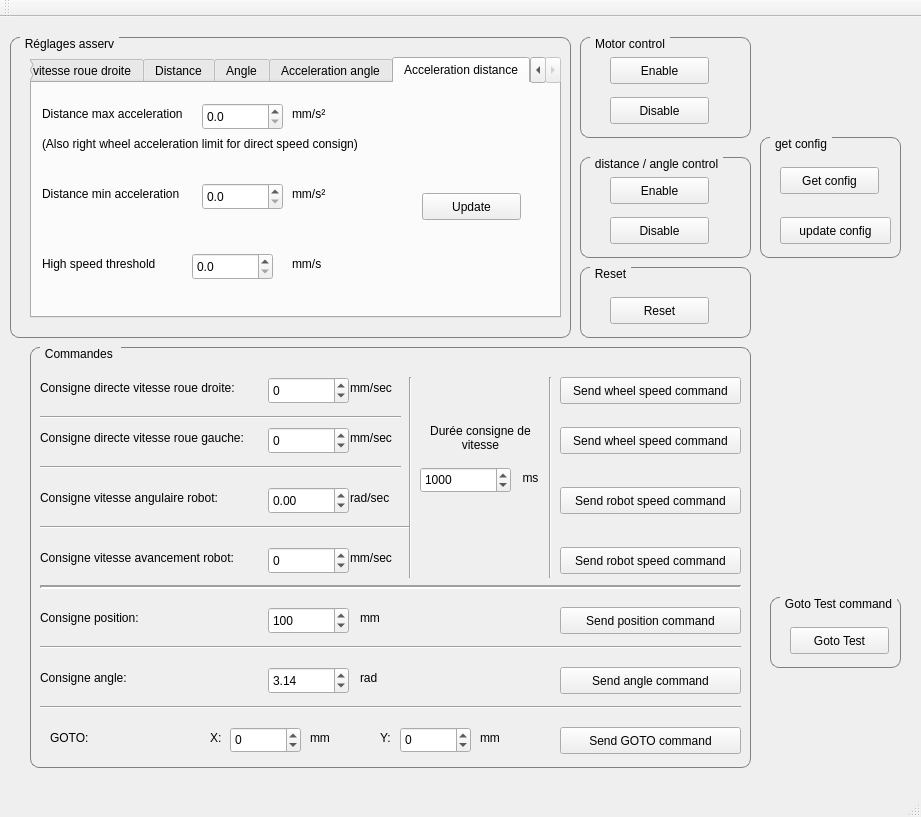
The window that asserv_stream_plugin/asservstreamcontrolpanel.ui (EsialRobotik/plotjuggler_asservstream_plugin) describes before a commit, drawn with Qt 5.
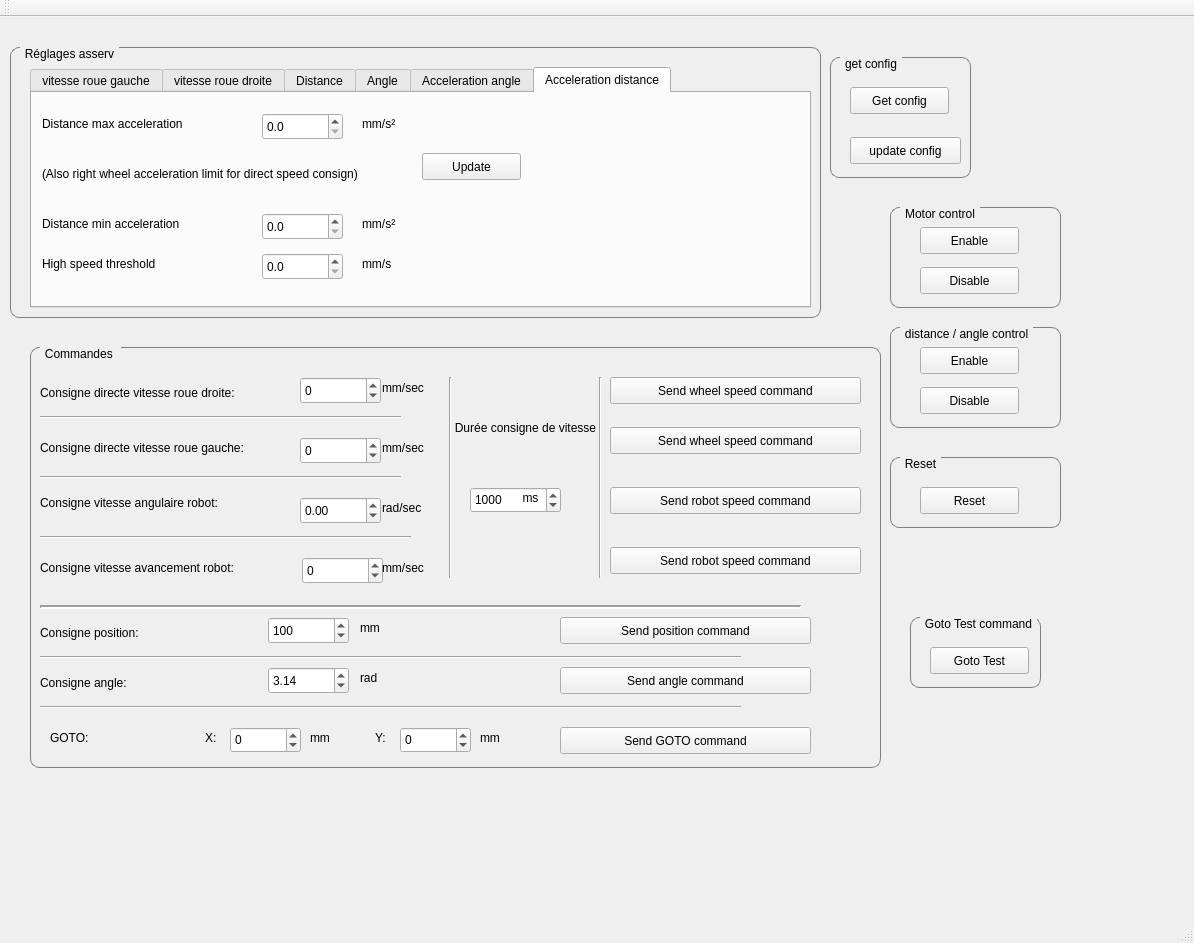
The same window after the commit. The open tabs and pages were chosen to show the change.

Commit message: Amélioration de l'interface

```diff
--- a/asserv_stream_plugin/asservstreamcontrolpanel.ui
+++ b/asserv_stream_plugin/asservstreamcontrolpanel.ui
@@ -6,8 +6,8 @@
    <rect>
     <x>0</x>
     <y>0</y>
-    <width>921</width>
-    <height>817</height>
+    <width>1194</width>
+    <height>943</height>
    </rect>
   </property>
   <property name="windowTitle">
@@ -18,9 +18,9 @@
     <property name="geometry">
      <rect>
       <x>10</x>
-      <y>20</y>
-      <width>561</width>
-      <height>301</height>
+      <y>30</y>
+      <width>811</width>
+      <height>271</height>
      </rect>
     </property>
     <property name="styleSheet">
@@ -50,8 +50,8 @@
       <rect>
        <x>20</x>
        <y>20</y>
-       <width>531</width>
-       <height>261</height>
+       <width>781</width>
+       <height>241</height>
       </rect>
      </property>
      <property name="currentIndex">
@@ -476,7 +476,7 @@
       <widget class="QLabel" name="label_33">
        <property name="geometry">
         <rect>
-         <x>260</x>
+         <x>330</x>
          <y>20</y>
          <width>121</width>
          <height>21</height>
@@ -490,19 +490,22 @@
        <property name="geometry">
         <rect>
          <x>10</x>
-         <y>20</y>
-         <width>161</width>
-         <height>21</height>
+         <y>0</y>
+         <width>211</width>
+         <height>61</height>
         </rect>
        </property>
        <property name="text">
         <string>Distance max acceleration</string>
        </property>
+       <property name="wordWrap">
+        <bool>true</bool>
+       </property>
       </widget>
       <widget class="QDoubleSpinBox" name="dist_acc_max">
        <property name="geometry">
         <rect>
-         <x>170</x>
+         <x>230</x>
          <y>20</y>
          <width>81</width>
          <height>27</height>
@@ -522,7 +525,7 @@
        <property name="geometry">
         <rect>
          <x>390</x>
-         <y>110</y>
+         <y>60</y>
          <width>99</width>
          <height>27</height>
         </rect>
@@ -537,18 +540,21 @@
          <x>10</x>
          <y>50</y>
          <width>361</width>
-         <height>21</height>
+         <height>61</height>
         </rect>
        </property>
        <property name="text">
         <string>(Also right wheel acceleration limit for direct speed consign)</string>
        </property>
+       <property name="wordWrap">
+        <bool>true</bool>
+       </property>
       </widget>
       <widget class="QDoubleSpinBox" name="dist_acc_min">
        <property name="geometry">
         <rect>
-         <x>170</x>
-         <y>100</y>
+         <x>230</x>
+         <y>120</y>
          <width>81</width>
          <height>27</height>
         </rect>
@@ -566,8 +572,8 @@
       <widget class="QLabel" name="label_49">
        <property name="geometry">
         <rect>
-         <x>260</x>
-         <y>100</y>
+         <x>330</x>
+         <y>120</y>
          <width>121</width>
          <height>21</height>
         </rect>
@@ -581,19 +587,22 @@
         <rect>
          <x>10</x>
          <y>100</y>
-         <width>161</width>
-         <height>21</height>
+         <width>221</width>
+         <height>61</height>
         </rect>
        </property>
        <property name="text">
         <string>Distance min acceleration</string>
        </property>
+       <property name="wordWrap">
+        <bool>true</bool>
+       </property>
       </widget>
       <widget class="QDoubleSpinBox" name="dist_acc_threshold">
        <property name="geometry">
         <rect>
-         <x>160</x>
-         <y>170</y>
+         <x>230</x>
+         <y>160</y>
          <width>81</width>
          <height>27</height>
         </rect>
@@ -611,8 +620,8 @@
       <widget class="QLabel" name="label_51">
        <property name="geometry">
         <rect>
-         <x>260</x>
-         <y>170</y>
+         <x>330</x>
+         <y>160</y>
          <width>121</width>
          <height>21</height>
         </rect>
@@ -625,14 +634,17 @@
        <property name="geometry">
         <rect>
          <x>10</x>
-         <y>170</y>
-         <width>161</width>
-         <height>21</height>
+         <y>150</y>
+         <width>211</width>
+         <height>41</height>
         </rect>
        </property>
        <property name="text">
         <string>High speed threshold</string>
        </property>
+       <property name="wordWrap">
+        <bool>true</bool>
+       </property>
       </widget>
      </widget>
     </widget>
@@ -640,8 +652,8 @@
    <widget class="QGroupBox" name="group_motor_control">
     <property name="geometry">
      <rect>
-      <x>580</x>
-      <y>20</y>
+      <x>890</x>
+      <y>190</y>
       <width>171</width>
       <height>101</height>
      </rect>
@@ -700,7 +712,7 @@
      <rect>
       <x>30</x>
       <y>330</y>
-      <width>721</width>
+      <width>851</width>
       <height>421</height>
      </rect>
     </property>
@@ -724,20 +736,23 @@
      <property name="geometry">
       <rect>
        <x>10</x>
-       <y>260</y>
-       <width>131</width>
-       <height>21</height>
+       <y>270</y>
+       <width>221</width>
+       <height>31</height>
       </rect>
      </property>
      <property name="text">
       <string>Consigne position:</string>
      </property>
+     <property name="wordWrap">
+      <bool>true</bool>
+     </property>
     </widget>
     <widget class="QDoubleSpinBox" name="pos_cmd">
      <property name="geometry">
       <rect>
        <x>238</x>
-       <y>260</y>
+       <y>270</y>
        <width>81</width>
        <height>27</height>
       </rect>
@@ -759,8 +774,8 @@
      <property name="geometry">
       <rect>
        <x>530</x>
-       <y>260</y>
-       <width>181</width>
+       <y>270</y>
+       <width>251</width>
        <height>27</height>
       </rect>
      </property>
@@ -772,7 +787,7 @@
      <property name="geometry">
       <rect>
        <x>10</x>
-       <y>170</y>
+       <y>180</y>
        <width>371</width>
        <height>20</height>
       </rect>
@@ -785,20 +800,23 @@
      <property name="geometry">
       <rect>
        <x>10</x>
-       <y>200</y>
-       <width>221</width>
-       <height>21</height>
+       <y>190</y>
+       <width>261</width>
+       <height>61</height>
       </rect>
      </property>
      <property name="text">
       <string>Consigne vitesse avancement robot:</string>
      </property>
+     <property name="wordWrap">
+      <bool>true</bool>
+     </property>
     </widget>
     <widget class="QDoubleSpinBox" name="robot_speed_lin_cmd">
      <property name="geometry">
       <rect>
-       <x>238</x>
-       <y>200</y>
+       <x>272</x>
+       <y>210</y>
        <width>81</width>
        <height>27</height>
       </rect>
@@ -820,8 +838,8 @@
      <property name="geometry">
       <rect>
        <x>10</x>
-       <y>230</y>
-       <width>701</width>
+       <y>250</y>
+       <width>761</width>
        <height>20</height>
       </rect>
      </property>
@@ -835,9 +853,9 @@
     <widget class="QPushButton" name="robot_speed_lin_cmd_btn">
      <property name="geometry">
       <rect>
-       <x>530</x>
+       <x>580</x>
        <y>200</y>
-       <width>181</width>
+       <width>251</width>
        <height>27</height>
       </rect>
      </property>
@@ -849,7 +867,7 @@
      <property name="geometry">
       <rect>
        <x>330</x>
-       <y>260</y>
+       <y>270</y>
        <width>67</width>
        <height>21</height>
       </rect>
@@ -861,10 +879,10 @@
     <widget class="QLabel" name="label_12">
      <property name="geometry">
       <rect>
-       <x>320</x>
-       <y>200</y>
-       <width>67</width>
-       <height>21</height>
+       <x>352</x>
+       <y>190</y>
+       <width>61</width>
+       <height>61</height>
       </rect>
      </property>
      <property name="text">
@@ -875,7 +893,7 @@
      <property name="geometry">
       <rect>
        <x>10</x>
-       <y>290</y>
+       <y>300</y>
        <width>701</width>
        <height>20</height>
       </rect>
@@ -921,20 +939,23 @@
       <rect>
        <x>10</x>
        <y>320</y>
-       <width>131</width>
-       <height>21</height>
+       <width>221</width>
+       <height>31</height>
       </rect>
      </property>
      <property name="text">
       <string>Consigne angle:</string>
      </property>
+     <property name="wordWrap">
+      <bool>true</bool>
+     </property>
     </widget>
     <widget class="QPushButton" name="angle_cmd_btn">
      <property name="geometry">
       <rect>
        <x>530</x>
        <y>320</y>
-       <width>181</width>
+       <width>251</width>
        <height>27</height>
       </rect>
      </property>
@@ -945,10 +966,10 @@
     <widget class="QLabel" name="label_13">
      <property name="geometry">
       <rect>
-       <x>320</x>
-       <y>140</y>
-       <width>67</width>
-       <height>21</height>
+       <x>352</x>
+       <y>130</y>
+       <width>61</width>
+       <height>61</height>
       </rect>
      </property>
      <property name="text">
@@ -959,20 +980,23 @@
      <property name="geometry">
       <rect>
        <x>10</x>
-       <y>140</y>
-       <width>221</width>
-       <height>21</height>
+       <y>120</y>
+       <width>261</width>
+       <height>71</height>
       </rect>
      </property>
      <property name="text">
       <string>Consigne vitesse angulaire robot:</string>
      </property>
+     <property name="wordWrap">
+      <bool>true</bool>
+     </property>
     </widget>
     <widget class="QDoubleSpinBox" name="robot_speed_ang_cmd">
      <property name="geometry">
       <rect>
-       <x>238</x>
-       <y>140</y>
+       <x>270</x>
+       <y>150</y>
        <width>81</width>
        <height>27</height>
       </rect>
@@ -987,9 +1011,9 @@
     <widget class="QPushButton" name="robot_speed_ang_cmd_btn">
      <property name="geometry">
       <rect>
-       <x>530</x>
+       <x>580</x>
        <y>140</y>
-       <width>181</width>
+       <width>251</width>
        <height>27</height>
       </rect>
      </property>
@@ -1001,7 +1025,7 @@
      <property name="geometry">
       <rect>
        <x>10</x>
-       <y>110</y>
+       <y>120</y>
        <width>361</width>
        <height>20</height>
       </rect>
@@ -1013,9 +1037,9 @@
     <widget class="QPushButton" name="left_whell_speed_cmd_btn">
      <property name="geometry">
       <rect>
-       <x>530</x>
+       <x>580</x>
        <y>80</y>
-       <width>181</width>
+       <width>251</width>
        <height>27</height>
       </rect>
      </property>
@@ -1026,8 +1050,8 @@
     <widget class="QDoubleSpinBox" name="left_wheel_speed_cmd">
      <property name="geometry">
       <rect>
-       <x>238</x>
-       <y>80</y>
+       <x>270</x>
+       <y>90</y>
        <width>81</width>
        <height>27</height>
       </rect>
@@ -1049,22 +1073,25 @@
      <property name="geometry">
       <rect>
        <x>10</x>
-       <y>80</y>
-       <width>221</width>
-       <height>21</height>
+       <y>70</y>
+       <width>261</width>
+       <height>61</height>
       </rect>
      </property>
      <property name="text">
       <string>Consigne directe vitesse roue gauche:</string>
      </property>
+     <property name="wordWrap">
+      <bool>true</bool>
+     </property>
     </widget>
     <widget class="QLabel" name="label_15">
      <property name="geometry">
       <rect>
-       <x>320</x>
-       <y>80</y>
-       <width>67</width>
-       <height>21</height>
+       <x>352</x>
+       <y>70</y>
+       <width>61</width>
+       <height>61</height>
       </rect>
      </property>
      <property name="text">
@@ -1087,7 +1114,7 @@
     <widget class="QDoubleSpinBox" name="right_wheel_speed_cmd">
      <property name="geometry">
       <rect>
-       <x>238</x>
+       <x>270</x>
        <y>30</y>
        <width>81</width>
        <height>27</height>
@@ -1110,21 +1137,24 @@
      <property name="geometry">
       <rect>
        <x>10</x>
-       <y>30</y>
-       <width>221</width>
-       <height>21</height>
+       <y>20</y>
+       <width>261</width>
+       <height>51</height>
       </rect>
      </property>
      <property name="text">
       <string>Consigne directe vitesse roue droite:</string>
      </property>
+     <property name="wordWrap">
+      <bool>true</bool>
+     </property>
     </widget>
     <widget class="QPushButton" name="right_whell_speed_cmd_btn">
      <property name="geometry">
       <rect>
-       <x>530</x>
+       <x>580</x>
        <y>30</y>
-       <width>181</width>
+       <width>251</width>
        <height>27</height>
       </rect>
      </property>
@@ -1135,10 +1165,10 @@
     <widget class="QLabel" name="label_17">
      <property name="geometry">
       <rect>
-       <x>320</x>
-       <y>30</y>
-       <width>67</width>
-       <height>21</height>
+       <x>352</x>
+       <y>10</y>
+       <width>61</width>
+       <height>61</height>
       </rect>
      </property>
      <property name="text">
@@ -1148,7 +1178,7 @@
     <widget class="Line" name="line_6">
      <property name="geometry">
       <rect>
-       <x>370</x>
+       <x>410</x>
        <y>30</y>
        <width>20</width>
        <height>201</height>
@@ -1161,7 +1191,7 @@
     <widget class="Line" name="line_7">
      <property name="geometry">
       <rect>
-       <x>510</x>
+       <x>560</x>
        <y>30</y>
        <width>20</width>
        <height>201</height>
@@ -1174,10 +1204,10 @@
     <widget class="QLabel" name="label_26">
      <property name="geometry">
       <rect>
-       <x>380</x>
-       <y>70</y>
-       <width>141</width>
-       <height>41</height>
+       <x>420</x>
+       <y>30</y>
+       <width>151</width>
+       <height>101</height>
       </rect>
      </property>
      <property name="text">
@@ -1193,8 +1223,8 @@
     <widget class="QSpinBox" name="speed_consign_duration">
      <property name="geometry">
       <rect>
-       <x>390</x>
-       <y>120</y>
+       <x>440</x>
+       <y>140</y>
        <width>91</width>
        <height>26</height>
       </rect>
@@ -1213,7 +1243,7 @@
      <property name="geometry">
       <rect>
        <x>490</x>
-       <y>110</y>
+       <y>130</y>
        <width>21</width>
        <height>41</height>
       </rect>
@@ -1245,9 +1275,9 @@
      <property name="geometry">
       <rect>
        <x>20</x>
-       <y>380</y>
-       <width>41</width>
-       <height>21</height>
+       <y>370</y>
+       <width>61</width>
+       <height>41</height>
       </rect>
      </property>
      <property name="text">
@@ -1276,9 +1306,9 @@
     <widget class="QLabel" name="label_19">
      <property name="geometry">
       <rect>
-       <x>180</x>
+       <x>175</x>
        <y>380</y>
-       <width>16</width>
+       <width>21</width>
        <height>21</height>
       </rect>
      </property>
@@ -1334,9 +1364,9 @@
     <widget class="QLabel" name="label_28">
      <property name="geometry">
       <rect>
-       <x>350</x>
+       <x>345</x>
        <y>380</y>
-       <width>16</width>
+       <width>21</width>
        <height>21</height>
       </rect>
      </property>
@@ -1349,7 +1379,7 @@
       <rect>
        <x>530</x>
        <y>380</y>
-       <width>181</width>
+       <width>251</width>
        <height>27</height>
       </rect>
      </property>
@@ -1361,8 +1391,8 @@
    <widget class="QGroupBox" name="dist_angle_controlmotor_control_2">
     <property name="geometry">
      <rect>
-      <x>580</x>
-      <y>140</y>
+      <x>890</x>
+      <y>310</y>
       <width>171</width>
       <height>101</height>
      </rect>
@@ -1419,8 +1449,8 @@
    <widget class="QGroupBox" name="group_reset">
     <property name="geometry">
      <rect>
-      <x>580</x>
-      <y>250</y>
+      <x>890</x>
+      <y>440</y>
       <width>171</width>
       <height>71</height>
      </rect>
@@ -1464,8 +1494,8 @@
    <widget class="QGroupBox" name="group_get_config">
     <property name="geometry">
      <rect>
-      <x>760</x>
-      <y>120</y>
+      <x>830</x>
+      <y>40</y>
       <width>141</width>
       <height>121</height>
      </rect>
@@ -1522,8 +1552,8 @@
    <widget class="QGroupBox" name="group_reset_2">
     <property name="geometry">
      <rect>
-      <x>770</x>
-      <y>580</y>
+      <x>910</x>
+      <y>600</y>
       <width>131</width>
       <height>71</height>
      </rect>
```
Left out of the diff: 75 changed lines with no effect on the pictures. The commit also changes 2 other files.
